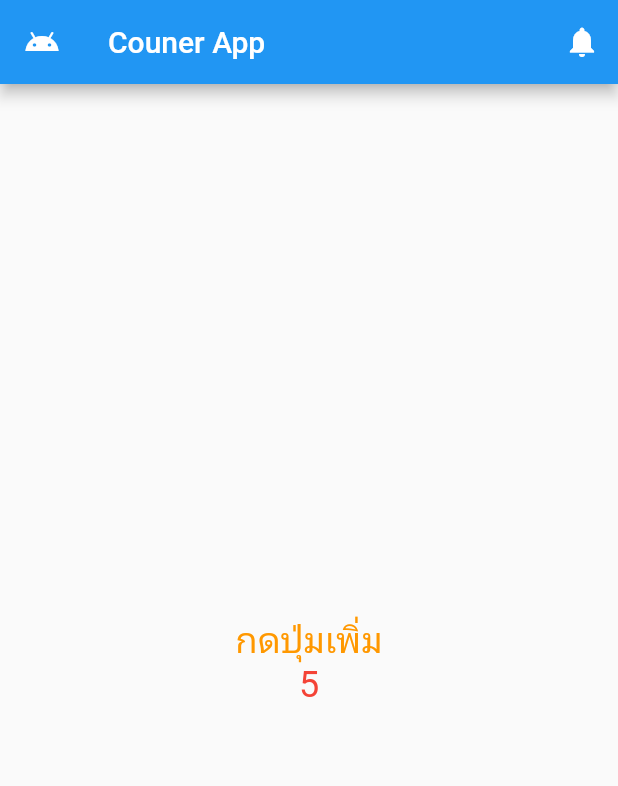
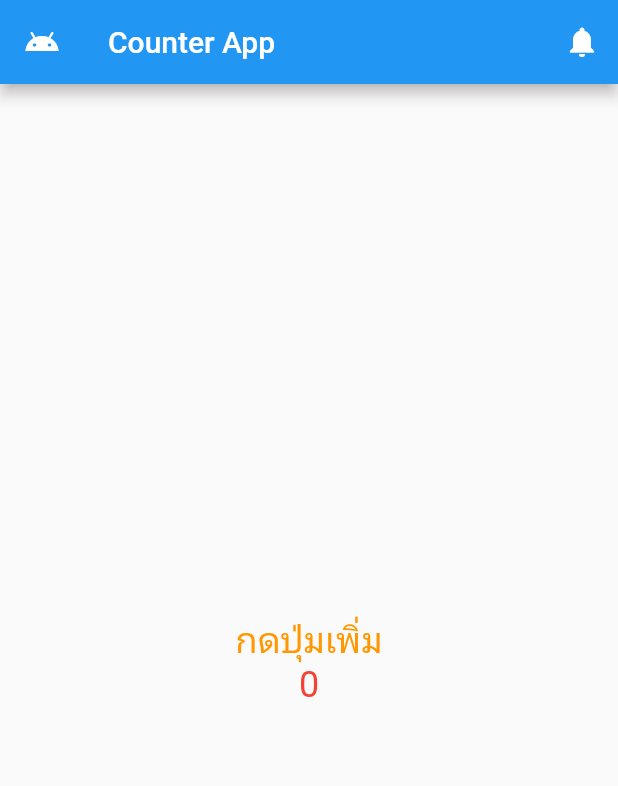
Before and after one commit to jimon109/counter_app, a Flutter app: the screen it shows after launch, on a phone screen of 412 x 824 dp. Shown: the top 786 px of the screen. Run offline on Flutter 3.47's test engine with Material 2 defaults, Android fonts, the phone set to English and light mode, and no system bars.

Commit message:
2 commit

```diff
--- a/lib/main.dart
+++ b/lib/main.dart
@@ -1,19 +1,64 @@
 import 'package:flutter/material.dart';
 
 void main() {
-  runApp(MaterialApp(
+  runApp(MyCounterApp());
+}
+
+class MyCounterApp extends StatelessWidget {
+  const MyCounterApp({super.key});
+
+  @override
+  Widget build(BuildContext context) {
+    return MaterialApp(
       debugShowCheckedModeBanner: false,
-    home: Scaffold(
+      home: MyHomePage(),
+    );
+  }
+}
+
+class MyHomePage extends StatefulWidget {
+  const MyHomePage({super.key});
+
+  @override
+  State<MyHomePage> createState() => _MyHomePageState();
+}
+
+class _MyHomePageState extends State<MyHomePage> {
+
+  int _counter=0;
+
+  // สร้าง method
+  void _incrementCounter(){
+    setState(() {
+      _counter++;
+    });
+  }
+  void _decrementCounter(){
+    setState(() {
+      _counter--;
+    });
+  }
+  void _refreshCounter(){
+    setState(() {
+      if(_counter>0){
+        _counter = _counter-_counter;
+      }
+    });
+  }
+
+  @override
+  Widget build(BuildContext context) {
+    return Scaffold(
       appBar: AppBar(
         leading: Icon(Icons.android),
-        title: Text('Couner App'),
+        title: Text('Counter App'),
         actions: <Widget>[
           IconButton(
             onPressed: () {
               print('pressed');
             },
             icon: Icon(Icons.notifications),
-          )
+          ),
         ],
       ),
       body: Center(
@@ -27,11 +72,13 @@ void main() {
                 color: Colors.orange,
               ),
             ),
-            Text('5',
+            Text(
+              '$_counter',
               style: TextStyle(
                 fontSize: 24.0,
-              color: Colors.red
-            ),)
+                color: Colors.red,
+              ),
+            )
           ],
         ),
       ),
@@ -42,20 +89,20 @@ void main() {
           mainAxisAlignment: MainAxisAlignment.spaceBetween,
           children: <Widget>[
             FloatingActionButton(
-              onPressed: () {},
+              onPressed: _incrementCounter,
               child: Icon(Icons.add),
             ),
             FloatingActionButton(
-              onPressed: () {},
+              onPressed: _refreshCounter,
               child: Icon(Icons.refresh),
             ),
             FloatingActionButton(
-              onPressed: () {},
+              onPressed: _decrementCounter,
               child: Icon(Icons.remove),
-              )
+            ),
           ],
         ),
       ),
-    ),
-  ));
+    );
   }
+}
```
Lines whose indentation alone changed are shown as unchanged.
